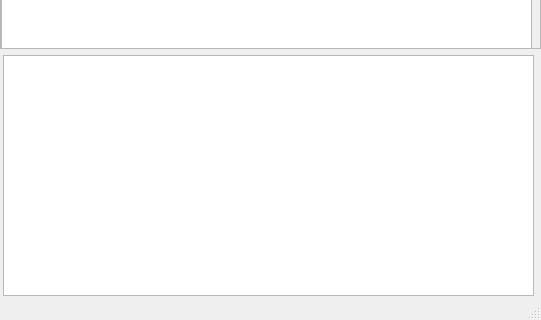
bend/VClient-VServer, file VClient/vclientwindow.ui: the form before one commit; both pictures show x 0 to 541 and y 258 to 578 of the 541 by 578 pixel window.
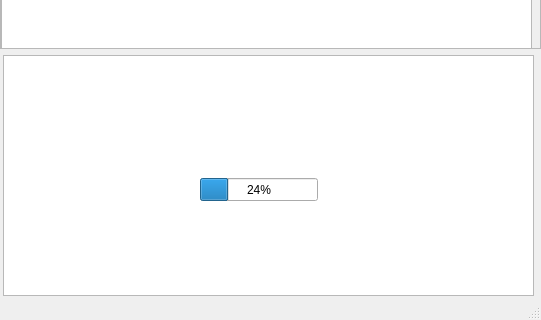
The form after the commit.

Commit message: moved command executer to a static class

The edit to the form file:
```diff
--- a/VClient/vclientwindow.ui
+++ b/VClient/vclientwindow.ui
@@ -171,6 +171,25 @@
      </rect>
     </property>
    </widget>
+   <widget class="QProgressBar" name="progressBar">
+    <property name="geometry">
+     <rect>
+      <x>200</x>
+      <y>400</y>
+      <width>118</width>
+      <height>23</height>
+     </rect>
+    </property>
+    <property name="maximumSize">
+     <size>
+      <width>16777211</width>
+      <height>16777215</height>
+     </size>
+    </property>
+    <property name="value">
+     <number>24</number>
+    </property>
+   </widget>
   </widget>
   <widget class="QMenuBar" name="menuBar">
    <property name="geometry">
```
The commit also changes 5 other files.
